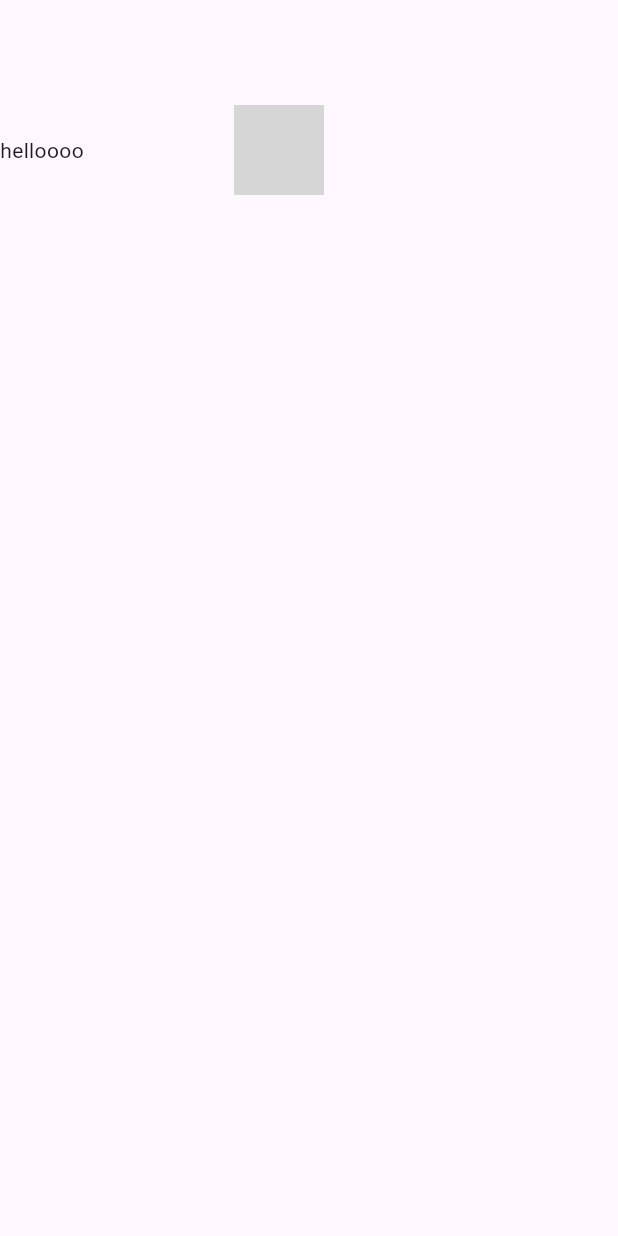
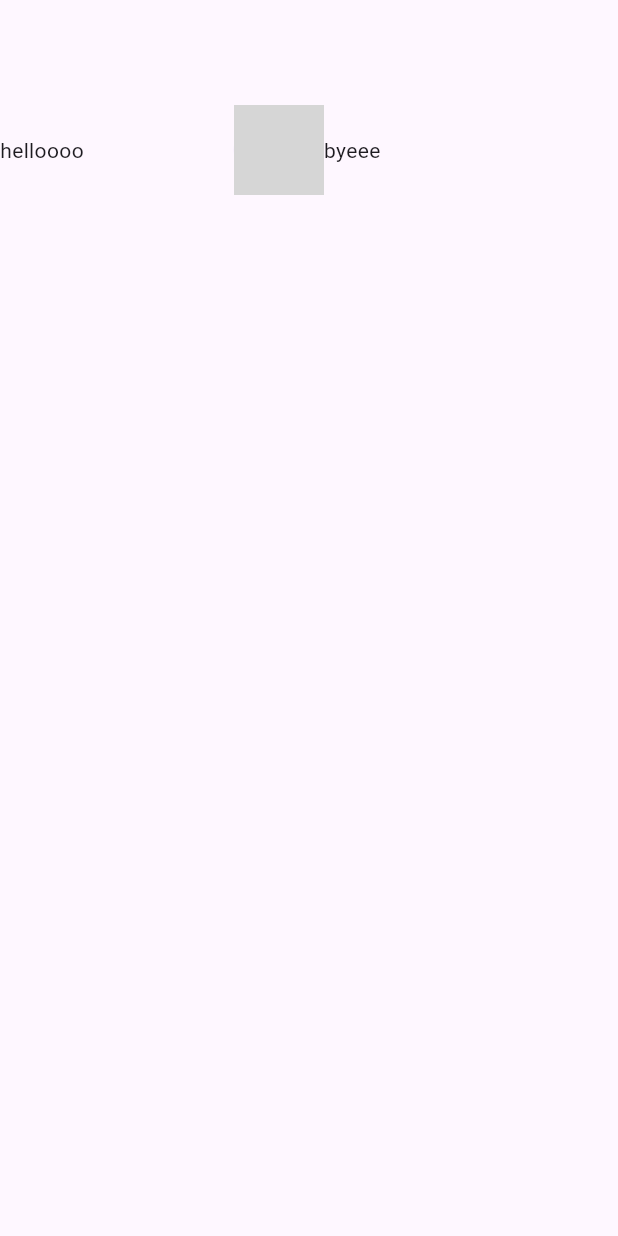
Before and after one commit to laiba12-cloud/projectseven, a Flutter app: the screen it shows after launch, on a phone screen of 412 x 824 dp. Run offline on Flutter 3.47's test engine with Material 3 defaults, Android fonts, the phone set to English and light mode, and no system bars; grey boxes are pictures that could not be loaded.

Commit message:
update code

```diff
--- a/lib/facebook screen.dart
+++ b/lib/facebook screen.dart
@@ -18,6 +18,7 @@ class FacebookScreen extends StatelessWidget {
                 radius:30,
                 backgroundImage: AssetImage('assets/awesome.jpg'),
               ),
+              Text('byeee',),
             ],
           ),
         ],
```
